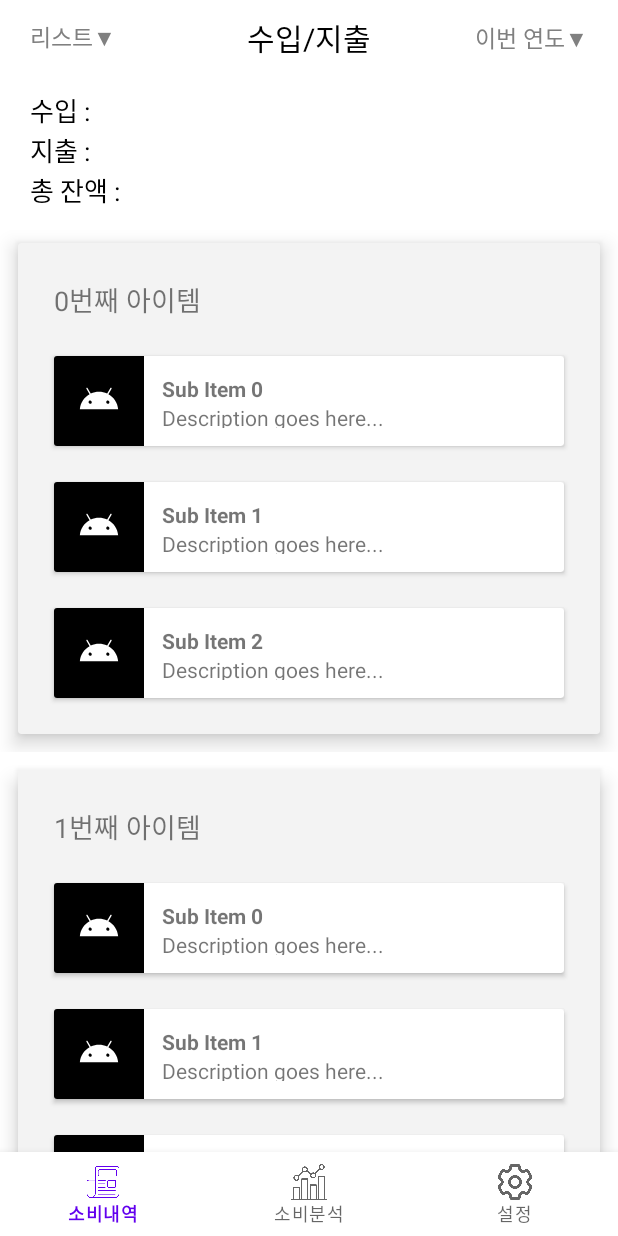
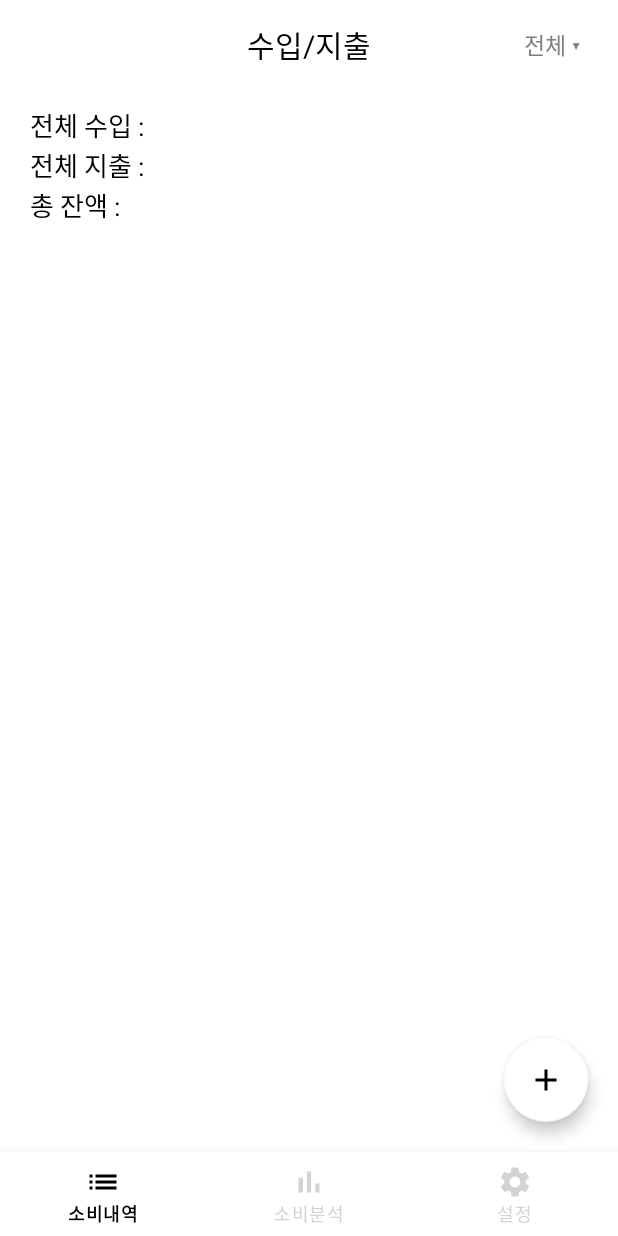
Before and after one commit to EEEUN/Sori_Consumption-Report-App, an Android app: the screen it shows after launch (MainActivity), on a phone screen of 412 x 824 dp. Run offline under Robolectric (Android 15) with nearby library versions, the phone set to English and light mode, and no system bars.

Commit message:
Modify List GUI - 오른쪽 하단 + 버튼을 누르면 내역 추가를 위한 다이얼로그 생성 -- 다이얼로그 UI는 미완성 - 리스트, 캘린더 전환을 위한 버튼 삭제(기능 삭제 결정) - 하단 네비게이션 바의 아이콘 및 색상 변경

```diff
--- a/app/src/main/java/com/example/sori/list/ListFragment.java
+++ b/app/src/main/java/com/example/sori/list/ListFragment.java
@@ -1,5 +1,8 @@
 package com.example.sori.list;
 
+import android.app.Dialog;
+import android.graphics.Color;
+import android.graphics.drawable.ColorDrawable;
 import android.os.Bundle;
 
 import androidx.fragment.app.Fragment;
@@ -11,54 +14,64 @@ import android.view.LayoutInflater;
 import android.view.MenuItem;
 import android.view.View;
 import android.view.ViewGroup;
+import android.view.Window;
 import android.widget.PopupMenu;
 import android.widget.TextView;
 import android.widget.Toast;
 
 import com.example.sori.R;
+import com.google.android.material.floatingactionbutton.FloatingActionButton;
 
 import java.util.ArrayList;
 import java.util.List;
 
-public class ListFragment extends Fragment {
+public class ListFragment extends Fragment implements View.OnClickListener {
 
-    private RecyclerView.RecycledViewPool viewPool = new RecyclerView.RecycledViewPool();
+    private final RecyclerView.RecycledViewPool viewPool = new RecyclerView.RecycledViewPool();
     private RecyclerView recyclerView;
     private ListAdapter listAdapter;
-    private TextView viewPopup, datePopup;
+    private TextView datePopup;
+    private FloatingActionButton addButton;
+    private Dialog addDialog;
 
     @Override
     public View onCreateView(LayoutInflater inflater, ViewGroup container,
                              Bundle savedInstanceState) {
         View view = inflater.inflate(R.layout.fragment_list, container, false);
-        viewPopup = view.findViewById(R.id.view_form_popup);
         datePopup = view.findViewById(R.id.date_popup);
         recyclerView = view.findViewById(R.id.list_recyceler_view);
+        addButton = view.findViewById(R.id.list_add_button);
 
-        // about RecyclerView
-        recyclerView.setHasFixedSize(true);
-        listAdapter = new ListAdapter(buildItemList());
-        RecyclerView.LayoutManager layoutManager = new LinearLayoutManager(getActivity());
-        recyclerView.setLayoutManager(layoutManager);
-        recyclerView.setItemAnimator(new DefaultItemAnimator());
-        recyclerView.setAdapter(listAdapter);
-        recyclerView.setRecycledViewPool(viewPool);
 
-        viewPopup.setOnClickListener(new View.OnClickListener() {
-            @Override
-            public void onClick(View view) {
-                showPopupMenu(viewPopup);
-            }
-        });
+        addDialog = new Dialog(getActivity());
+        addDialog.requestWindowFeature(Window.FEATURE_NO_TITLE); // 타이틀 제거
+        addDialog.setContentView(R.layout.list_add_dialog);
 
-        datePopup.setOnClickListener(new View.OnClickListener() {
-            @Override
-            public void onClick(View view) {
-                showPopupMenu(datePopup);
-            }
-        });
+//        // about RecyclerView
+//        recyclerView.setHasFixedSize(true);
+//        listAdapter = new ListAdapter(buildItemList());
+//        RecyclerView.LayoutManager layoutManager = new LinearLayoutManager(getActivity());
+//        recyclerView.setLayoutManager(layoutManager);
+//        recyclerView.setItemAnimator(new DefaultItemAnimator());
+//        recyclerView.setAdapter(listAdapter);
+//        recyclerView.setRecycledViewPool(viewPool);
+
+        datePopup.setOnClickListener(this);
+        addButton.setOnClickListener(this);
 
         return view;
+    }
+
+    @Override
+    public void onClick(View view) {
+        switch(view.getId()) {
+            case R.id.date_popup:
+                showPopupMenu(datePopup);
+                break;
+            case R.id.list_add_button:
+                showDialog();
+                break;
+        }
     }
 
     // 상위아이템 큰박스 아이템을 10개 만듭니다. (내역추가 기능 추가 시 삭제 예정)
@@ -83,22 +96,6 @@ public class ListFragment extends Fragment {
 
     private void showPopupMenu(View view) {
         final PopupMenu popupMenu = new PopupMenu(getActivity().getApplicationContext(), view);
-        if(view == viewPopup) {
-            popupMenu.getMenuInflater().inflate(R.menu.list_viewform_popup, popupMenu.getMenu());
-            popupMenu.setOnMenuItemClickListener(new PopupMenu.OnMenuItemClickListener() {
-                @Override
-                public boolean onMenuItemClick(MenuItem menuItem) {
-                    if (menuItem.getItemId() == R.id.popup_list) {
-                        Toast.makeText(getActivity().getApplicationContext(), "리스트", Toast.LENGTH_SHORT).show();
-                        // 리스트뷰로 전환
-                    } else {
-                        Toast.makeText(getActivity().getApplicationContext(), "캘린더", Toast.LENGTH_SHORT).show();
-                        // 캘린더뷰로 전환
-                    }
-                    return false;
-                }
-            });
-        } else {
             popupMenu.getMenuInflater().inflate(R.menu.list_date_popup, popupMenu.getMenu());
             popupMenu.setOnMenuItemClickListener(new PopupMenu.OnMenuItemClickListener() {
                 @Override
@@ -124,7 +121,20 @@ public class ListFragment extends Fragment {
                     }
                 }
             });
-        }
         popupMenu.show();
     }
+
+    private void showDialog() {
+        addDialog.show();
+        addDialog.getWindow().setBackgroundDrawable(new ColorDrawable(Color.TRANSPARENT));
+
+        // 기능 넣기
+
+        addDialog.findViewById(R.id.no_button).setOnClickListener(new View.OnClickListener() {
+            @Override
+            public void onClick(View view) {
+                addDialog.dismiss();
+            }
+        });
+    }
 }
--- /dev/null
+++ b/app/src/main/res/drawable/ic_add.xml
@@ -0,0 +1,5 @@
+<vector android:height="24dp" android:tint="#000000"
+    android:viewportHeight="24" android:viewportWidth="24"
+    android:width="24dp" xmlns:android="http://schemas.android.com/apk/res/android">
+    <path android:fillColor="@android:color/white" android:pathData="M19,13h-6v6h-2v-6H5v-2h6V5h2v6h6v2z"/>
+</vector>
--- /dev/null
+++ b/app/src/main/res/drawable/ic_chart.xml
@@ -0,0 +1,5 @@
+<vector android:height="24dp" android:tint="#000000"
+    android:viewportHeight="24" android:viewportWidth="24"
+    android:width="24dp" xmlns:android="http://schemas.android.com/apk/res/android">
+    <path android:fillColor="@android:color/white" android:pathData="M5,9.2h3L8,19L5,19zM10.6,5h2.8v14h-2.8zM16.2,13L19,13v6h-2.8z"/>
+</vector>
--- /dev/null
+++ b/app/src/main/res/drawable/ic_list.xml
@@ -0,0 +1,5 @@
+<vector android:height="24dp" android:tint="#000000"
+    android:viewportHeight="24" android:viewportWidth="24"
+    android:width="24dp" xmlns:android="http://schemas.android.com/apk/res/android">
+    <path android:fillColor="@android:color/white" android:pathData="M3,13h2v-2L3,11v2zM3,17h2v-2L3,15v2zM3,9h2L5,7L3,7v2zM7,13h14v-2L7,11v2zM7,17h14v-2L7,15v2zM7,7v2h14L21,7L7,7z"/>
+</vector>
--- /dev/null
+++ b/app/src/main/res/drawable/ic_setting.xml
@@ -0,0 +1,5 @@
+<vector android:height="24dp" android:tint="#000000"
+    android:viewportHeight="24" android:viewportWidth="24"
+    android:width="24dp" xmlns:android="http://schemas.android.com/apk/res/android">
+    <path android:fillColor="@android:color/white" android:pathData="M19.14,12.94c0.04,-0.3 0.06,-0.61 0.06,-0.94c0,-0.32 -0.02,-0.64 -0.07,-0.94l2.03,-1.58c0.18,-0.14 0.23,-0.41 0.12,-0.61l-1.92,-3.32c-0.12,-0.22 -0.37,-0.29 -0.59,-0.22l-2.39,0.96c-0.5,-0.38 -1.03,-0.7 -1.62,-0.94L14.4,2.81c-0.04,-0.24 -0.24,-0.41 -0.48,-0.41h-3.84c-0.24,0 -0.43,0.17 -0.47,0.41L9.25,5.35C8.66,5.59 8.12,5.92 7.63,6.29L5.24,5.33c-0.22,-0.08 -0.47,0 -0.59,0.22L2.74,8.87C2.62,9.08 2.66,9.34 2.86,9.48l2.03,1.58C4.84,11.36 4.8,11.69 4.8,12s0.02,0.64 0.07,0.94l-2.03,1.58c-0.18,0.14 -0.23,0.41 -0.12,0.61l1.92,3.32c0.12,0.22 0.37,0.29 0.59,0.22l2.39,-0.96c0.5,0.38 1.03,0.7 1.62,0.94l0.36,2.54c0.05,0.24 0.24,0.41 0.48,0.41h3.84c0.24,0 0.44,-0.17 0.47,-0.41l0.36,-2.54c0.59,-0.24 1.13,-0.56 1.62,-0.94l2.39,0.96c0.22,0.08 0.47,0 0.59,-0.22l1.92,-3.32c0.12,-0.22 0.07,-0.47 -0.12,-0.61L19.14,12.94zM12,15.6c-1.98,0 -3.6,-1.62 -3.6,-3.6s1.62,-3.6 3.6,-3.6s3.6,1.62 3.6,3.6S13.98,15.6 12,15.6z"/>
+</vector>
--- /dev/null
+++ b/app/src/main/res/drawable/navi_selector_color.xml
@@ -0,0 +1,6 @@
+<?xml version="1.0" encoding="utf-8"?>
+<selector xmlns:android="http://schemas.android.com/apk/res/android">
+    <item android:color="@color/black" android:state_checked="true" />
+    <item android:color="@color/light_gray" android:state_checked="false" />
+
+</selector>
--- a/app/src/main/res/layout/activity_main.xml
+++ b/app/src/main/res/layout/activity_main.xml
@@ -18,5 +18,7 @@
         android:layout_height="56dp"
         app:menu="@menu/btm_navi_menu_item"
         app:itemBackground="@android:color/white"
+        app:itemIconTint="@drawable/navi_selector_color"
+        app:itemTextColor="@drawable/navi_selector_color"
         app:layout_constraintBottom_toBottomOf="parent" />
 </LinearLayout>
--- a/app/src/main/res/layout/fragment_list.xml
+++ b/app/src/main/res/layout/fragment_list.xml
@@ -3,6 +3,7 @@
     xmlns:tools="http://schemas.android.com/tools"
     android:layout_width="match_parent"
     android:layout_height="match_parent"
+    xmlns:app="http://schemas.android.com/apk/res-auto"
     tools:context=".list.ListFragment">
 
     <FrameLayout
@@ -12,34 +13,23 @@
         android:layout_margin="10dp">
 
         <TextView
-            android:id="@+id/view_form_popup"
-            android:layout_width="70dp"
-            android:layout_height="25dp"
-            android:textColor="@color/gray"
-            android:layout_gravity="start|center"
-            android:gravity="start|center"
-            android:layout_marginStart="10dp"
-            android:textSize="15dp"
-            android:text="리스트▼" />
-
-        <TextView
             android:layout_width="wrap_content"
             android:layout_height="wrap_content"
             android:layout_gravity="center"
-            android:textSize="20dp"
+            android:textSize="20sp"
             android:textColor="@color/black"
-            android:text="수입/지출" />
+            android:text="@string/income_and_expense" />
 
         <TextView
             android:id="@+id/date_popup"
             android:layout_width="80dp"
-            android:layout_height="30dp"
+            android:layout_height="40dp"
             android:textColor="@color/gray"
             android:layout_gravity="end|center"
             android:gravity="end|center"
-            android:layout_marginEnd="10dp"
-            android:textSize="15dp"
-            android:text="이번 연도▼" />
+            android:layout_marginEnd="15dp"
+            android:textSize="15sp"
+            android:text="@string/whole_list" />
     </FrameLayout>
 
     <RelativeLayout
@@ -56,27 +46,27 @@
             android:id="@+id/income"
             android:layout_width="wrap_content"
             android:layout_height="wrap_content"
-            android:text="수입 :"
+            android:text="@string/whole_list_income"
             android:textColor="@color/black"
-            android:textSize="17dp" />
+            android:textSize="17sp" />
 
         <TextView
-            android:id="@+id/outcome"
+            android:id="@+id/expense"
             android:layout_width="wrap_content"
             android:layout_height="wrap_content"
             android:layout_below="@id/income"
-            android:text="지출 :"
+            android:text="@string/whole_list_expense"
             android:textColor="@color/black"
-            android:textSize="17dp" />
+            android:textSize="17sp" />
 
         <TextView
             android:id="@+id/balance"
             android:layout_width="wrap_content"
             android:layout_height="wrap_content"
-            android:layout_below="@id/outcome"
-            android:text="총 잔액 :"
+            android:layout_below="@id/expense"
+            android:text="@string/list_balance"
             android:textColor="@color/black"
-            android:textSize="17dp" />
+            android:textSize="17sp" />
     </RelativeLayout>
 
 
@@ -85,4 +75,20 @@
         android:layout_width="match_parent"
         android:layout_height="match_parent"
         android:layout_below="@+id/list_balance" />
+
+    <FrameLayout
+        android:layout_width="match_parent"
+        android:layout_height="match_parent">
+
+        <com.google.android.material.floatingactionbutton.FloatingActionButton
+            android:id="@+id/list_add_button"
+            android:layout_width="wrap_content"
+            android:layout_height="wrap_content"
+            android:layout_gravity="end|bottom"
+            android:src="@drawable/ic_add"
+            app:backgroundTint="@color/white"
+            app:fabSize="normal"
+            android:contentDescription="@string/list_add"
+            android:layout_margin="20dp" />
+    </FrameLayout>
 </RelativeLayout>
--- a/app/src/main/res/menu/list_date_popup.xml
+++ b/app/src/main/res/menu/list_date_popup.xml
@@ -2,11 +2,11 @@
     xmlns:app="http://schemas.android.com/apk/res-auto">
     <item
         android:id="@+id/popup_full"
-        android:title="전체" />
+        android:title="@string/menu_whole" />
     <item
         android:id="@+id/popup_month"
-        android:title="이번 달" />
+        android:title="@string/menu_month" />
     <item
         android:id="@+id/popup_year"
-        android:title="이번 연도" />
+        android:title="@string/menu_year" />
 </menu>
--- a/app/src/main/res/menu/list_viewform_popup.xml
+++ /dev/null
@@ -1,9 +0,0 @@
-<menu xmlns:android="http://schemas.android.com/apk/res/android"
-    xmlns:app="http://schemas.android.com/apk/res-auto">
-    <item
-        android:id="@+id/popup_list"
-        android:title="리스트" />
-    <item
-        android:id="@+id/popup_calendar"
-        android:title="캘린더" />
-</menu>
--- a/app/src/main/res/values/colors.xml
+++ b/app/src/main/res/values/colors.xml
@@ -9,6 +9,7 @@
     <color name="blue">#0067A3</color>
     <color name="red">#FF0000</color>
     <color name="gray">#808080</color>
+    <color name="light_gray">#D3D3D3</color>
     <color name="black">#FF000000</color>
     <color name="white">#FFFFFFFF</color>
 </resources>
--- a/app/src/main/res/values/strings.xml
+++ b/app/src/main/res/values/strings.xml
@@ -1,7 +1,28 @@
 <resources>
     <string name="app_name">Sori</string>
 
+<!--    소비내역 관련 String-->
     <string name="list">소비내역</string>
+    <string name="income_and_expense">수입/지출</string>
+    <string name="menu_whole">전체</string>
+    <string name="whole_list">전체 ▾</string>
+    <string name="whole_list_income">전체 수입 : </string>
+    <string name="whole_list_expense">전체 지출 : </string>
+    <string name="menu_month">이번 달</string>
+    <string name="month_list">이번 달 ▾</string>
+    <string name="month_list_income">이달 수입 : </string>
+    <string name="month_list_expense">이달 지출 : </string>
+    <string name="menu_year">이번 연도</string>
+    <string name="year_list">이번 연도 ▾</string>
+    <string name="year_list_income">올해 수입 : </string>
+    <string name="year_list_expense">올해 지출 : </string>
+    <string name="list_balance">총 잔액 : </string>
+    <string name="list_add">내역 추가</string>
+
+
+<!--    소비분석 관련 String-->
     <string name="chart">소비분석</string>
+
+<!--    설정 관련 String-->
     <string name="setting">설정</string>
 </resources>
```
Also changed, not shown: app/src/main/res/drawable/bg_round.xml (added, +16 -0 lines), app/src/main/res/layout/list_add_dialog.xml (added, +36 -0 lines), app/src/main/res/drawable/ic_chart.png (deleted), app/src/main/res/drawable/ic_list.png (deleted), app/src/main/res/drawable/ic_setting.png (deleted).
